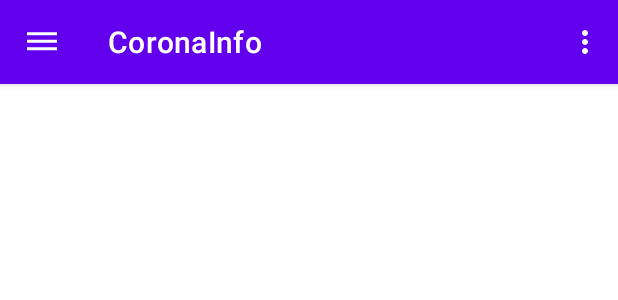
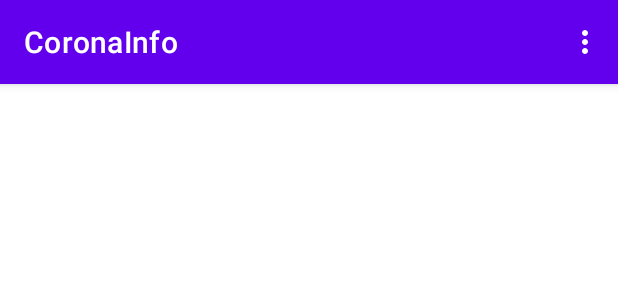
Before and after one commit to amritoo/corona-info, an Android app: the layout activity_main.xml on its own in the app's theme, with its tools: preview values and no code run, on a phone screen of 412 x 824 dp. Shown: the top 300 px of the screen. Run offline under Robolectric (Android 15) with nearby library versions, the light colour scheme and no system bars.

Commit message:
Fix main

```diff
--- a/app/src/main/res/layout/activity_main.xml
+++ b/app/src/main/res/layout/activity_main.xml
@@ -4,7 +4,8 @@
     xmlns:tools="http://schemas.android.com/tools"
     android:layout_width="match_parent"
     android:layout_height="match_parent"
-    tools:context=".MainActivity">
+    android:orientation="vertical"
+    tools:context=".ui.MainActivity">
 
     <!--  AppBar  -->
     <com.google.android.material.appbar.AppBarLayout
@@ -13,12 +14,11 @@
 
         <com.google.android.material.appbar.MaterialToolbar
             android:id="@+id/main_topAppBar"
+            style="@style/Widget.MaterialComponents.Toolbar.Primary"
             android:layout_width="match_parent"
             android:layout_height="wrap_content"
-            app:title="@string/app_name"
-            app:navigationIcon="@drawable/ic_dehaze_24"
             app:menu="@menu/menu_options"
-            style="@style/Widget.MaterialComponents.Toolbar.Primary" />
+            app:title="@string/app_name" />
     </com.google.android.material.appbar.AppBarLayout>
 
     <LinearLayout
--- a/app/src/main/res/menu/menu_options.xml
+++ b/app/src/main/res/menu/menu_options.xml
@@ -18,12 +18,8 @@
         android:title="Settings"
         android:orderInCategory="4" />
     <item
-        android:id="@+id/menu_help"
-        android:title="Help"
-        android:orderInCategory="5" />
-    <item
         android:id="@+id/menu_about"
         android:title="About"
-        android:orderInCategory="6" />
+        android:orderInCategory="5" />
 
 </menu>
```
Also changed, not shown: app/src/main/java/app/coronainfo/coronainfo/ui/MainActivity.java (renamed from app/src/main/java/app/coronainfo/coronainfo/MainActivity.java, +24 -8 lines).
